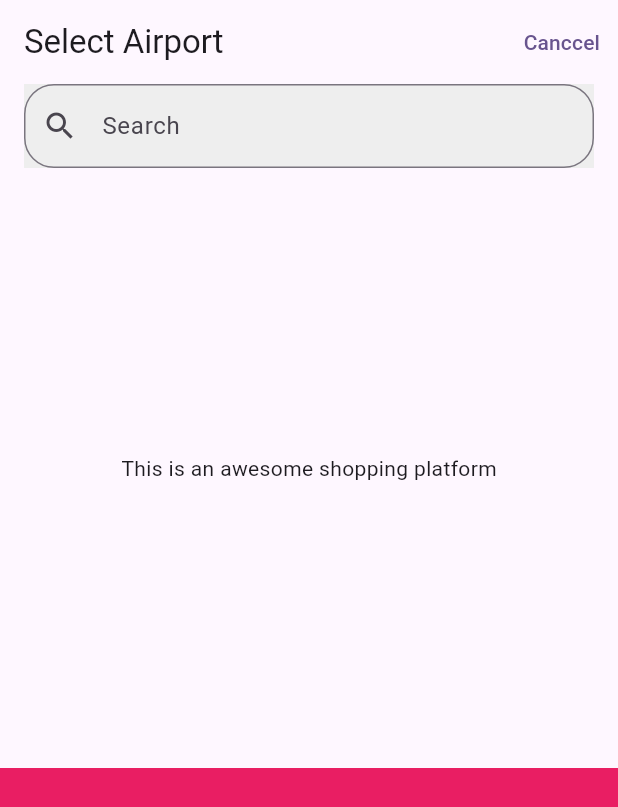
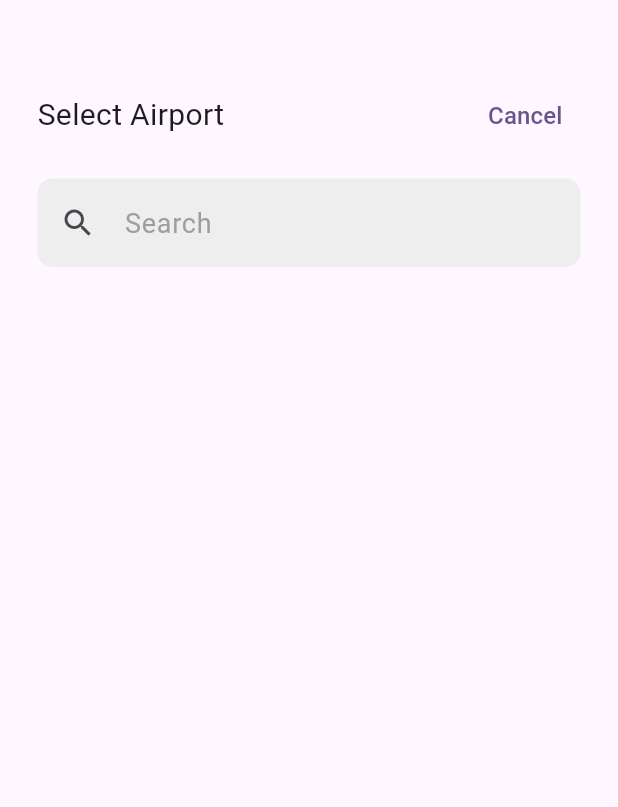
Before and after one commit to ihsahm/flutter-guzogo-test-app, a Flutter app: the SearchPage screen opened directly, on a phone screen of 412 x 824 dp. Shown: the top 807 px of the screen. Run offline on Flutter 3.47's test engine with Material 2 defaults, Android fonts, the phone set to English and light mode, and no system bars; our stand-ins replace bloc, equatable, firebase_auth, fluttericon; accounts and stored records are empty.

Commit message:
Second Commit

```diff
--- a/lib/views/searchpage.dart
+++ b/lib/views/searchpage.dart
@@ -18,59 +18,55 @@ class _SearchPageState extends State<SearchPage> {
   }
 
   Widget searchBar() {
-    return CustomScrollView(
-      shrinkWrap: true,
-      scrollDirection: Axis.vertical,
-      slivers: [
-        SliverAppBar(
-          automaticallyImplyLeading: false,
-          floating: true,
-          pinned: true,
-          snap: false,
-          centerTitle: false,
-          title: const Text('Select Airport'),
-          actions: [
-            TextButton(
-              child: const Text("Canccel"),
-              onPressed: () {},
+    return Container(
+      margin: const EdgeInsets.only(top: 25, left: 25, right: 25),
+      child: Column(
+        children: [
+          Padding(
+            padding: const EdgeInsets.only(top: 28.0),
+            child: Row(
+                mainAxisAlignment: MainAxisAlignment.spaceBetween,
+                children: [
+                  const Text(
+                    "Select Airport",
+                    style: TextStyle(fontSize: 20),
+                  ),
+                  TextButton(
+                    child: const Text(
+                      "Cancel",
+                      style: TextStyle(fontSize: 16),
+                    ),
+                    onPressed: () {},
+                  )
+                ]),
+          ),
+          Padding(
+            padding: const EdgeInsets.only(top: 18.0),
+            child: Row(
+              children: [
+                Flexible(
+                  flex: 1,
+                  child: TextField(
+                    decoration: InputDecoration(
+                        fillColor: Colors.grey[200],
+                        filled: true,
+                        border: OutlineInputBorder(
+                            borderRadius: BorderRadius.circular(10),
+                            borderSide: BorderSide.none),
+                        hintText: 'Search',
+                        hintStyle:
+                            const TextStyle(color: Colors.grey, fontSize: 18),
+                        prefixIcon: Container(
+                          padding: const EdgeInsets.all(15),
+                          child: const Icon(Icons.search),
+                        )),
+                  ),
+                ),
+              ],
             ),
-          ],
-          bottom: AppBar(
-            automaticallyImplyLeading: false,
-            title: Container(
-              width: double.infinity,
-              height: 60,
-              color: Colors.grey[200],
-              child: Center(
-                child: TextField(
-                  decoration: InputDecoration(
-                      hintText: 'Search',
-                      prefixIcon: const Icon(Icons.search),
-                      border: OutlineInputBorder(
-                          borderRadius: BorderRadius.circular(20))),
-                ),
-              ),
-            ),
-          ),
-        ),
-        // Other Sliver Widgets
-        SliverList(
-          delegate: SliverChildListDelegate([
-            const SizedBox(
-              height: 400,
-              child: Center(
-                child: Text(
-                  'This is an awesome shopping platform',
-                ),
-              ),
-            ),
-            Container(
-              height: 1000,
-              color: Colors.pink,
-            ),
-          ]),
-        ),
-      ],
+          )
+        ],
+      ),
     );
   }
 }
--- a/pubspec.yaml
+++ b/pubspec.yaml
@@ -40,6 +40,7 @@ dependencies:
   get_it: ^7.6.0
   flutter_staggered_grid_view: ^0.7.0
   fluttericon: ^2.0.0
+  equatable: ^2.0.5
 
 dev_dependencies:
   flutter_test:
```
Also changed, not shown: lib/bloc/auth_bloc.dart (added, +45 -0 lines), lib/bloc/auth_event.dart (added, +21 -0 lines), lib/bloc/auth_list_event.dart (deleted, +0 -15 lines), lib/bloc/auth_state.dart (added, +30 -0 lines), lib/bloc/auth_list_bloc.dart (deleted), lib/bloc/auth_list_state.dart (deleted), pubspec.lock.
